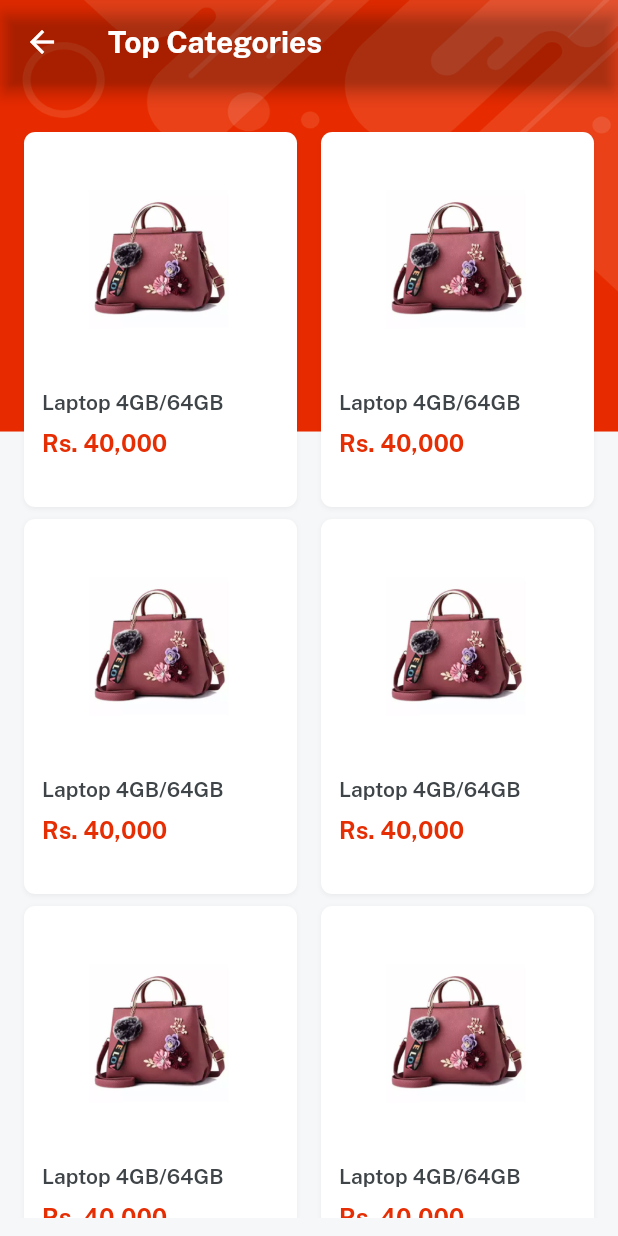
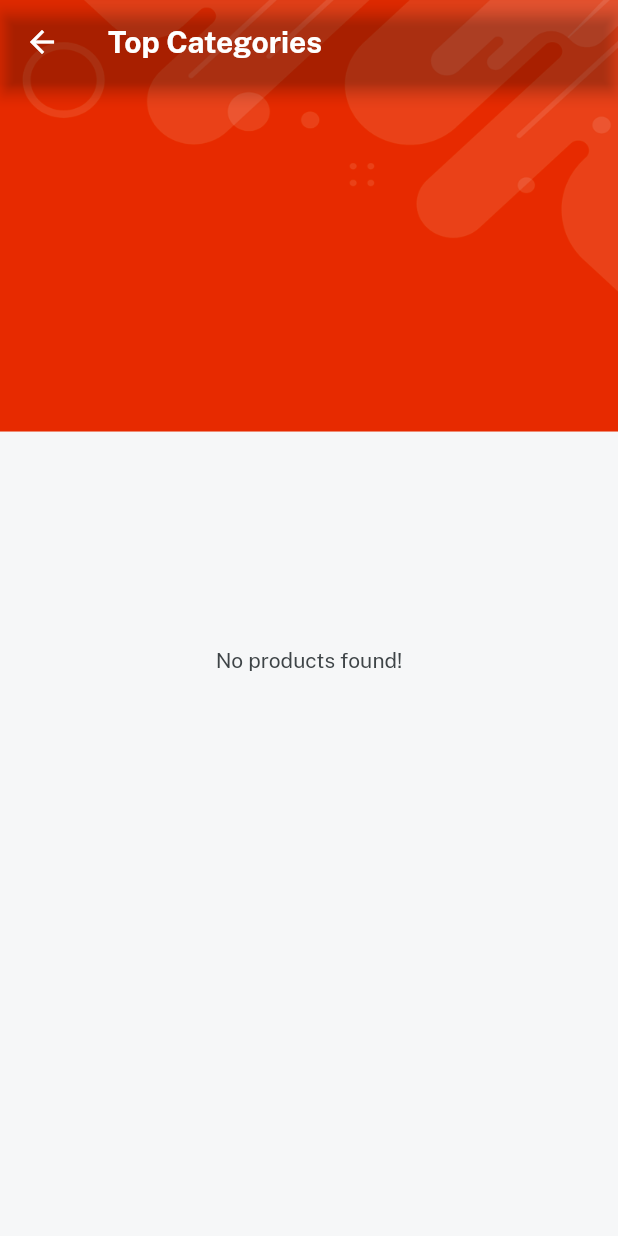
Before and after one commit to subhasis4502/eMart, a Flutter app: the screen it shows once a user with an empty profile is signed in, after a tap on "Top Categories", on a phone screen of 412 x 824 dp. Run offline on Flutter 3.47's test engine with Material 2 defaults, Android fonts, the phone set to English and light mode, and no system bars; our stand-ins replace cloud_firestore, firebase_auth, firebase_core, get, velocity_x; missing offline and left inert: webview_flutter_plus; accounts and stored records are empty; network calls fail.

Commit message:
Fashion Changes

```diff
--- a/lib/consts/firebase_consts.dart
+++ b/lib/consts/firebase_consts.dart
@@ -5,4 +5,5 @@ FirebaseAuth auth = FirebaseAuth.instance;
 FirebaseFirestore firestore = FirebaseFirestore.instance;
 User? currentUser = auth.currentUser;
 
-const userCollection = "users";
+const usersCollection = "users";
+const productsCollection = "products";
--- a/lib/consts/lists.dart
+++ b/lib/consts/lists.dart
@@ -7,10 +7,10 @@ const socialIconList = [
 ];
 
 const slidersList = [
-  imgSlider1,
+  imgFd2,
   imgSlider2,
+  imgFd1,
   imgSlider3,
-  imgSlider4,
 ];
 
 const secondSlidersList = [
@@ -24,7 +24,7 @@ const featuredImages1 = [imgS1, imgS2, imgS3];
 const featuredImages2 = [imgS4, imgS5, imgS6];
 
 const featuredTitles1 = [womenDress, girlsDress, girlsWatches];
-const featuredTitles2 = [boysGlasses, mobilePhone, tShirts];
+const featuredTitles2 = [boysGlasses, suits, tShirts];
 
 const categoriesList = [womenDress, menClothingFashion, compAccess, automobile, kidtoys, sports, makup, cellphone, furniture];
 const categoryImages = [
--- a/lib/consts/strings.dart
+++ b/lib/consts/strings.dart
@@ -33,10 +33,12 @@ const searchAnything = "Search anything...",
     topCategories = "Top Categories",
     featureCategories = "Feature Categories",
     featureProducts = "Feature Products",
+    allProducts = "All Products",
     womenDress = "Women Dress",
     girlsWatches = "Girls Watches",
     mobilePhone = "Mobile Phone",
     boysGlasses = "Boys Glasses",
+    suits = "Suits",
     tShirts = "T-Shirts",
     girlsDress = "Girls Dresses",
     menClothingFashion = "Men Clothing & Fashion",
--- a/lib/controllers/auth_controller.dart
+++ b/lib/controllers/auth_controller.dart
@@ -37,7 +37,7 @@ class AuthController extends GetxController {
   // Storing data to firestore
   storeuserData({name, email, password}) async {
     DocumentReference store =
-        await firestore.collection(userCollection).doc(currentUser!.uid);
+        await firestore.collection(usersCollection).doc(currentUser!.uid);
     store.set({
       'id': currentUser!.uid,
       'name': name,
--- /dev/null
+++ b/lib/services/firestore_services.dart
@@ -0,0 +1,11 @@
+import 'package:emart_app/consts/consts.dart';
+
+class FirestoreServices {
+  static getUser(uid) {
+    return firestore.collection(usersCollection).where('id', isEqualTo: uid).snapshots();
+  }
+
+  static getProducts(category) {
+    return firestore.collection(productsCollection).where('p_category', isEqualTo: category).snapshots();
+  }
+}
--- a/lib/views/category_screen/category_details.dart
+++ b/lib/views/category_screen/category_details.dart
@@ -1,7 +1,10 @@
+import 'package:cloud_firestore/cloud_firestore.dart';
 import 'package:emart_app/consts/consts.dart';
 import 'package:emart_app/controllers/product_controller.dart';
+import 'package:emart_app/services/firestore_services.dart';
 import 'package:emart_app/widgets_common/bg_widget.dart';
 import 'package:emart_app/widgets_common/home_button.dart';
+import 'package:emart_app/widgets_common/loading_indicator.dart';
 
 import 'package:get/get.dart';
 
@@ -18,8 +21,23 @@ class CategoryDetails extends StatelessWidget {
             appBar: AppBar(
               title: title!.text.fontFamily(bold).white.make(),
             ),
-            body: Container(
-              padding: EdgeInsets.all(12.0),
+            body: StreamBuilder(
+              stream: FirestoreServices.getProducts(title),
+              builder: (BuildContext context,
+                  AsyncSnapshot<QuerySnapshot> snapshot) {
+                if (!snapshot.hasData) {
+                  return Center(
+                    child: loadingIndicator(),
+                  );
+                } else if (snapshot.data!.docs.isEmpty) {
+                  return Center(
+                    child: "No products found!".text.color(darkFontGrey).make(),
+                  );
+                } else {
+                  var data = snapshot.data?.docs;
+
+                  return Container(
+                    padding: const EdgeInsets.all(12.0),
                     child: Column(
                       crossAxisAlignment: CrossAxisAlignment.start,
                       children: [
@@ -39,7 +57,8 @@ class CategoryDetails extends StatelessWidget {
                                     .white
                                     .rounded
                                     .size(120, 60)
-                              .margin(const EdgeInsets.symmetric(horizontal: 4))
+                                    .margin(const EdgeInsets.symmetric(
+                                        horizontal: 4))
                                     .make()),
                           ),
                         ),
@@ -48,7 +67,7 @@ class CategoryDetails extends StatelessWidget {
                           child: GridView.builder(
                               physics: const BouncingScrollPhysics(),
                               shrinkWrap: true,
-                        itemCount: 6,
+                              itemCount: data!.length,
                               gridDelegate:
                                   const SliverGridDelegateWithFixedCrossAxisCount(
                                       crossAxisCount: 2,
@@ -59,20 +78,20 @@ class CategoryDetails extends StatelessWidget {
                                 return Column(
                                   crossAxisAlignment: CrossAxisAlignment.start,
                                   children: [
-                              Image.asset(
-                                imgP5,
+                                    Image.network(
+                                      data[index]["p_imgs"][1],
                                       height: 150,
                                       width: 200,
                                       fit: BoxFit.cover,
-                              ),
+                                    ).box.roundedSM.clip(Clip.antiAlias).make(),
                                     10.heightBox,
-                              "Laptop 4GB/64GB"
+                                    "${data[index]["p_name"]}"
                                         .text
                                         .fontFamily(semibold)
                                         .color(darkFontGrey)
                                         .make(),
                                     10.heightBox,
-                              "Rs. 40,000"
+                                    "Rs: ${data[index]["p_price"]}"
                                         .text
                                         .color(redColor)
                                         .fontFamily(bold)
@@ -83,7 +102,8 @@ class CategoryDetails extends StatelessWidget {
                                 )
                                     .box
                                     .white
-                              .margin(const EdgeInsets.symmetric(horizontal: 4))
+                                    .margin(const EdgeInsets.symmetric(
+                                        horizontal: 4))
                                     .roundedSM
                                     .outerShadowSm
                                     .padding(const EdgeInsets.all(12))
@@ -93,6 +113,9 @@ class CategoryDetails extends StatelessWidget {
                         )
                       ],
                     ),
+                  );
+                }
+              },
             )));
   }
 }
--- a/lib/views/home_screen/home.dart
+++ b/lib/views/home_screen/home.dart
@@ -1,5 +1,6 @@
 import 'package:emart_app/consts/consts.dart';
 import 'package:emart_app/controllers/home_controller.dart';
+import 'package:emart_app/controllers/product_controller.dart';
 import 'package:emart_app/views/cart_screen/cart_screen.dart';
 import 'package:emart_app/views/category_screen/category_screen.dart';
 import 'package:emart_app/views/home_screen/components/chat_webview.dart';
@@ -14,6 +15,7 @@ class Home extends StatelessWidget {
   Widget build(BuildContext context) {
 
     var controller = Get.put(HomeController());
+    var pController = Get.put(ProductController());
 
     var navbaItem = [
       BottomNavigationBarItem(icon: Image.asset(icHome, width: 26), label: home),
--- a/lib/views/home_screen/home_screen.dart
+++ b/lib/views/home_screen/home_screen.dart
@@ -22,7 +22,11 @@ class HomeScreen extends StatelessWidget {
                 Container(
                   alignment: Alignment.center,
                   height: 60,
-                  color: lightGrey,
+                  decoration: BoxDecoration(
+                    borderRadius: BorderRadius.circular(
+                        10.0), // Adjust the radius as needed
+                    color: whiteColor,
+                  ),
                   child: TextFormField(
                     decoration: const InputDecoration(
                       border: InputBorder.none,
@@ -34,6 +38,7 @@ class HomeScreen extends StatelessWidget {
                     ),
                   ),
                 ),
+                10.heightBox,
                 Expanded(
                   child: SingleChildScrollView(
                     physics: const BouncingScrollPhysics(),
@@ -67,27 +72,28 @@ class HomeScreen extends StatelessWidget {
                                       height: context.screenHeight * 0.15,
                                       width: context.screenWidth / 2.5,
                                       icon: index == 0 ? icBoy : icGirl,
-                                      title: index == 0 ? menClothingFashion : womenDress,
-                                    ))
-                        ),
+                                      title: index == 0
+                                          ? menClothingFashion
+                                          : womenDress,
+                                    ))),
                         10.heightBox,
-                        VxSwiper.builder(
-                            aspectRatio: 16 / 9,
-                            autoPlay: false,
-                            height: 120,
-                            itemCount: secondSlidersList.length,
-                            itemBuilder: (context, index) {
-                              return Image.asset(
-                                secondSlidersList[index],
-                                fit: BoxFit.fill,
-                              )
-                                  .box
-                                  .roundedSM
-                                  .clip(Clip.antiAlias)
-                                  .margin(
-                                      const EdgeInsets.symmetric(horizontal: 6))
-                                  .make();
-                            }),
+                        // VxSwiper.builder(
+                        //     aspectRatio: 16 / 9,
+                        //     autoPlay: false,
+                        //     height: 120,
+                        //     itemCount: secondSlidersList.length,
+                        //     itemBuilder: (context, index) {
+                        //       return Image.asset(
+                        //         secondSlidersList[index],
+                        //         fit: BoxFit.fill,
+                        //       )
+                        //           .box
+                        //           .roundedSM
+                        //           .clip(Clip.antiAlias)
+                        //           .margin(
+                        //               const EdgeInsets.symmetric(horizontal: 6))
+                        //           .make();
+                        //     }),
                         10.heightBox,
                         Row(
                           mainAxisAlignment: MainAxisAlignment.spaceEvenly,
@@ -137,9 +143,9 @@ class HomeScreen extends StatelessWidget {
                         ),
                         20.heightBox,
                         Container(
-                          padding: EdgeInsets.all(12),
+                          padding: const EdgeInsets.all(12),
                           width: double.infinity,
-                          decoration: BoxDecoration(color: redColor),
+                          decoration: const BoxDecoration(color: redColor),
                           child: Column(
                             crossAxisAlignment: CrossAxisAlignment.start,
                             children: [
@@ -158,18 +164,18 @@ class HomeScreen extends StatelessWidget {
                                                 CrossAxisAlignment.start,
                                             children: [
                                               Image.asset(
-                                                imgP1,
+                                                imgP4,
                                                 width: 150,
                                                 fit: BoxFit.cover,
                                               ),
                                               10.heightBox,
-                                              "Laptop 4GB/64GB"
+                                              "Brown High-heeled"
                                                   .text
                                                   .fontFamily(semibold)
                                                   .color(darkFontGrey)
                                                   .make(),
                                               10.heightBox,
-                                              "Rs. 40,000"
+                                              "Rs. 4000"
                                                   .text
                                                   .color(redColor)
                                                   .fontFamily(bold)
@@ -191,8 +197,10 @@ class HomeScreen extends StatelessWidget {
                           ),
                         ),
                         20.heightBox,
+                        allProducts.text.color(redColor).fontFamily(bold).size(18).make(),
+                        10.heightBox,
                         GridView.builder(
-                          physics: const NeverScrollableScrollPhysics(),
+                            physics: const NeverScrollableScrollPhysics(),
                             shrinkWrap: true,
                             itemCount: 6,
                             gridDelegate:
@@ -205,16 +213,21 @@ class HomeScreen extends StatelessWidget {
                               return Column(
                                 crossAxisAlignment: CrossAxisAlignment.start,
                                 children: [
-                                  Image.asset(imgP5,height: 200, width: 200, fit: BoxFit.cover,),
+                                  Image.asset(
+                                    imgP5,
+                                    height: 200,
+                                    width: 200,
+                                    fit: BoxFit.cover,
+                                  ),
                                   const Spacer(),
                                   10.heightBox,
-                                  "Laptop 4GB/64GB"
+                                  "Premium Lather Bags"
                                       .text
                                       .fontFamily(semibold)
                                       .color(darkFontGrey)
                                       .make(),
                                   10.heightBox,
-                                  "Rs. 40,000"
+                                  "Rs. 19,999"
                                       .text
                                       .color(redColor)
                                       .fontFamily(bold)
@@ -222,11 +235,11 @@ class HomeScreen extends StatelessWidget {
                                       .make(),
                                   10.heightBox,
                                 ],
-                              ).box
+                              )
+                                  .box
                                   .white
                                   .margin(
-                                  const EdgeInsets.symmetric(
-                                      horizontal: 4))
+                                      const EdgeInsets.symmetric(horizontal: 4))
                                   .roundedSM
                                   .padding(const EdgeInsets.all(12))
                                   .make();
--- /dev/null
+++ b/lib/widgets_common/loading_indicator.dart
@@ -0,0 +1,8 @@
+import 'package:emart_app/consts/consts.dart';
+import 'package:flutter/cupertino.dart';
+
+Widget loadingIndicator() {
+  return const CircularProgressIndicator(
+    valueColor: AlwaysStoppedAnimation(redColor),
+  );
+}
```
Also changed, not shown: lib/views/profile_screen/profile_screen.dart (+5 -9 lines), 1 other file. Lines whose indentation alone changed are shown as unchanged.
